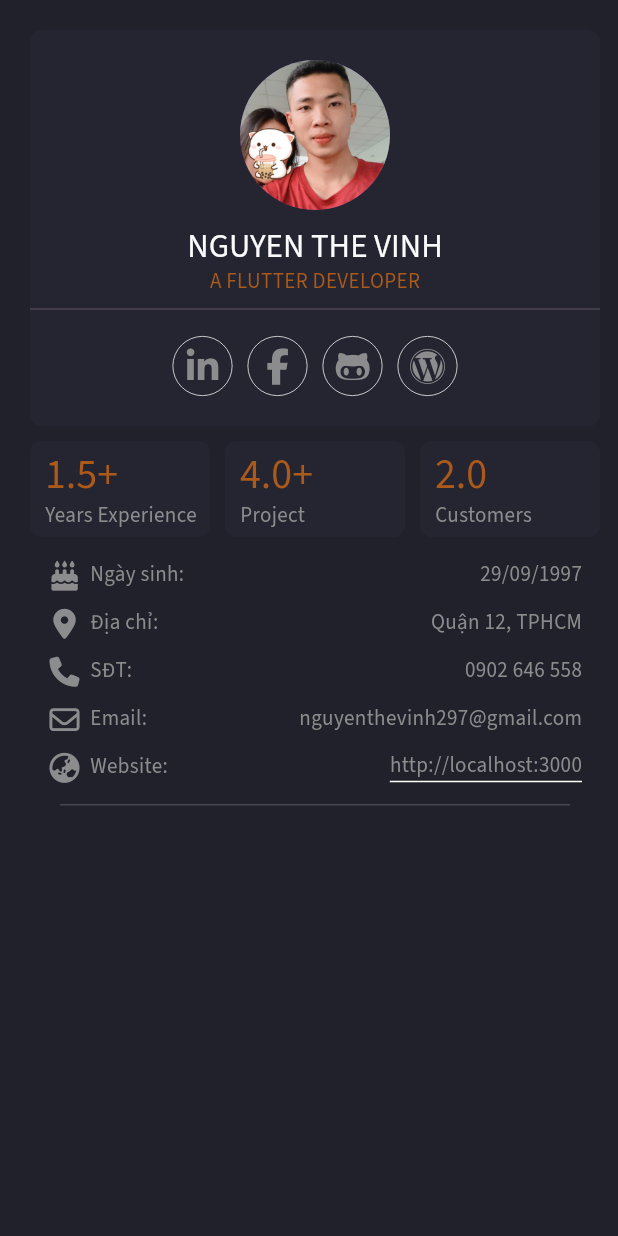
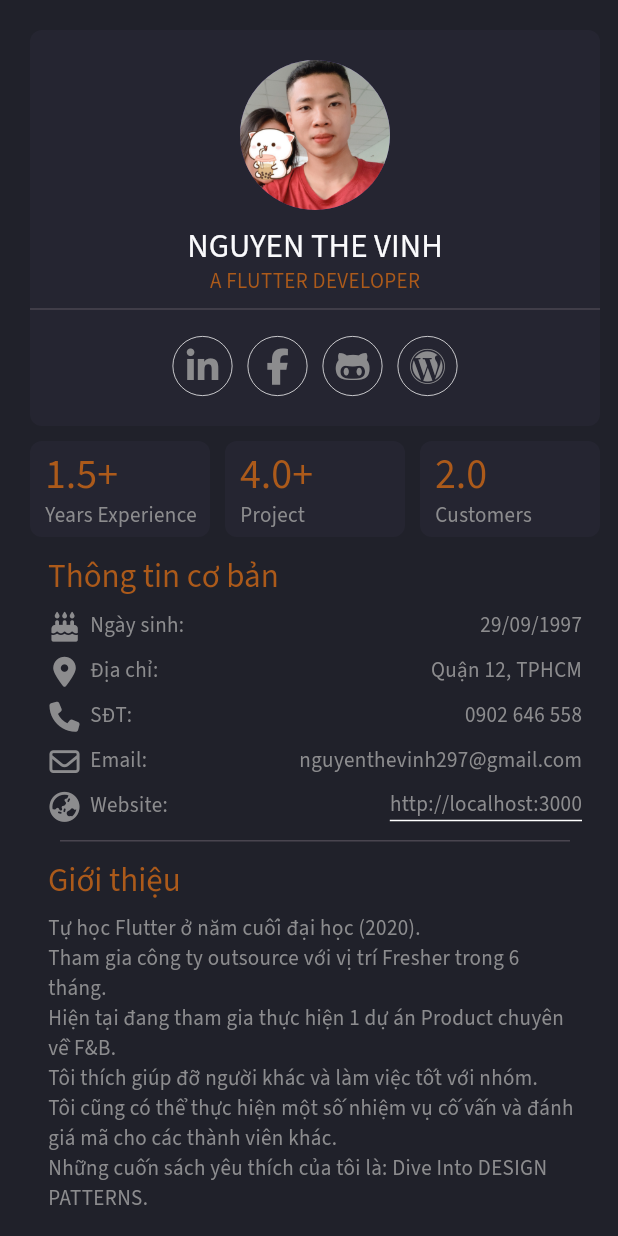
Before and after one commit to lovekid1997/my-cving, a Flutter app: the screen it shows after launch, after a tap on "CV", on a phone screen of 412 x 824 dp. Run offline on Flutter 3.47's test engine with Material 2 defaults, Android fonts, the phone set to English and light mode, and no system bars; our stand-ins replace animated_text_kit, dartz, equatable, flutter_riverpod, font_awesome_flutter, go_router and 6 more; accounts and stored records are empty; generated files the repository leaves out were written again; statements that could not run were skipped.

Commit message:
add sumarry

```diff
--- a/lib/app/config/constant.dart
+++ b/lib/app/config/constant.dart
@@ -1,5 +1,4 @@
 import 'package:flutter/material.dart';
-
 
 const kHeight2 = SizedBox(height: 2);
 const kHeight4 = SizedBox(height: 4);
@@ -13,6 +12,7 @@ const kWidth6 = SizedBox(width: 6);
 const kWidth10 = SizedBox(width: 10);
 const kWidth20 = SizedBox(width: 20);
 const k4 = 4.0;
+const k6 = 6.0;
 const k8 = 8.0;
 const k10 = 10.0;
 const k12 = 12.0;
--- a/lib/app/pages/cv/cv_page.dart
+++ b/lib/app/pages/cv/cv_page.dart
@@ -2,10 +2,10 @@ import 'package:flutter/material.dart';
 import 'package:go_router/go_router.dart';
 import 'package:my_cving/app/config/constant.dart';
 import 'package:my_cving/app/pages/cv/widgets/avatar_and_information.dart';
+import 'package:my_cving/app/pages/cv/widgets/download_cv_button.dart';
 import 'package:my_cving/app/pages/cv/widgets/experience_basic.dart';
 import 'package:my_cving/app/pages/cv/widgets/information_basic.dart';
-import 'package:my_cving/app/utils/extensions.dart';
-import 'package:my_cving/app/utils/theme.dart';
+import 'package:my_cving/app/pages/cv/widgets/summary.dart';
 import 'package:my_cving/app/widgets/divider.dart';
 
 class CvPage extends StatelessWidget {
@@ -31,16 +31,17 @@ class CvPage extends StatelessWidget {
                 AvatarAndInformation(),
                 kHeight10,
                 ExperienceBasic(),
-                Padding(
-                  padding: EdgeInsets.symmetric(vertical: k14),
-                  child: InformationBasic(),
-                ),
+                InformationBasic(),
                 DividerCommon(
                   indent: 20,
                   endIndent: 20,
                 ),
-
-                // SummaryWidget(),
+                SummaryWidget(),
+                DividerCommon(
+                  indent: 20,
+                  endIndent: 20,
+                ),
+                DownloadCvButton(),
               ],
             ),
           ),
@@ -57,30 +58,3 @@ class CvPage extends StatelessWidget {
     );
   }
 }
-
-class SummaryWidget extends StatelessWidget {
-  const SummaryWidget({super.key});
-
-  @override
-  Widget build(BuildContext context) {
-    return Container(
-      decoration: BoxDecoration(
-        color: cDarkBlue,
-        borderRadius: BorderRadius.circular(8),
-      ),
-      padding: const EdgeInsets.symmetric(vertical: 20),
-      child: Column(
-        children: [
-          Text('Tóm tắt', style: context.bodyText1.copyWith(color: cWhite)),
-          const Text('''
-Tự học Flutter ở năm cuối đại học (2020) để hoàn thành khóa luận.
-Tham gia 1 công ty outsource với vị trí Fresher Flutter Developer trong 6 tháng.
-Hiện tại đang tham gia thực hiện 1 dự án Product chuyên về F&B.
-Tôi thích giúp đỡ người khác và làm việc tốt với nhóm. Tôi cũng có thể thực hiện một số nhiệm vụ cố vấn và đánh giá mã cho các thành viên khác.
-Những cuốn sách yêu thích của tôi là: Dive Into DESIGN PATTERNS.
-              '''),
-        ],
-      ),
-    );
-  }
-}
--- /dev/null
+++ b/lib/app/pages/cv/widgets/download_cv_button.dart
@@ -0,0 +1,37 @@
+import 'package:flutter/material.dart';
+import 'package:font_awesome_flutter/font_awesome_flutter.dart';
+
+class DownloadCvButton extends StatelessWidget {
+  const DownloadCvButton({super.key});
+
+  @override
+  Widget build(BuildContext context) {
+    return Row(
+      children: [
+        Directionality(
+          textDirection: TextDirection.ltr,
+          child: ElevatedButton.icon(
+            onPressed: () {},
+            icon: const Icon(FontAwesomeIcons.download),
+            label: const Text(
+              'DOWNLOAD CV',
+            ),
+            style: ElevatedButton.styleFrom(
+              fixedSize: const Size(150, 42),
+              shape: RoundedRectangleBorder(
+                borderRadius: BorderRadius.circular(8),
+              ),
+              tapTargetSize: MaterialTapTargetSize.shrinkWrap,
+              visualDensity: const VisualDensity(
+                horizontal: 0,
+                vertical: 0,
+              ),
+              padding: EdgeInsets.zero,
+              alignment: Alignment.center,
+            ),
+          ),
+        ),
+      ],
+    );
+  }
+}
--- a/lib/app/pages/cv/widgets/information_basic.dart
+++ b/lib/app/pages/cv/widgets/information_basic.dart
@@ -14,27 +14,33 @@ class InformationBasic extends StatelessWidget {
   @override
   Widget build(BuildContext context) {
     return Padding(
-      padding: const EdgeInsets.symmetric(horizontal: k12),
+      padding: const EdgeInsets.all(k12),
       child: Column(
+        crossAxisAlignment: CrossAxisAlignment.start,
         children: [
+          Text(
+            'Thông tin cơ bản',
+            style: context.headline6.copyWith(color: cTextOrange),
+          ),
+          kHeight8,
           const _Item(
             content: '29/09/1997',
             icon: FontAwesomeIcons.cakeCandles,
             title: 'Ngày sinh',
           ),
-          kHeight10,
+          kHeight8,
           const _Item(
             content: 'Quận 12, TPHCM',
             icon: FontAwesomeIcons.locationDot,
             title: 'Địa chỉ',
           ),
-          kHeight10,
+          kHeight8,
           const _Item(
             content: '0902 646 558',
             icon: FontAwesomeIcons.phone,
             title: 'SĐT',
           ),
-          kHeight10,
+          kHeight8,
           _Item(
             content: 'nguyenthevinh297@gmail.com',
             icon: FontAwesomeIcons.envelope,
@@ -42,7 +48,7 @@ class InformationBasic extends StatelessWidget {
             title: 'Email',
             isMail: true,
           ),
-          kHeight10,
+          kHeight8,
           _Item(
             content: 'http://localhost:3000',
             icon: FontAwesomeIcons.earthAsia,
--- /dev/null
+++ b/lib/app/pages/cv/widgets/summary.dart
@@ -0,0 +1,64 @@
+import 'package:flutter/material.dart';
+import 'package:my_cving/app/config/constant.dart';
+import 'package:my_cving/app/utils/extensions.dart';
+import 'package:my_cving/app/utils/theme.dart';
+
+class SummaryWidget extends StatefulWidget {
+  const SummaryWidget({super.key});
+
+  @override
+  State<SummaryWidget> createState() => _SummaryWidgetState();
+}
+
+class _SummaryWidgetState extends State<SummaryWidget> {
+  TextStyle? _textStyle;
+
+  @override
+  Widget build(BuildContext context) {
+    return MouseRegion(
+      onEnter: (_) => onEnter(context),
+      onExit: onExit,
+      child: Padding(
+        padding: const EdgeInsets.all(k12),
+        child: Column(
+          crossAxisAlignment: CrossAxisAlignment.start,
+          children: [
+            Text(
+              'Giới thiệu',
+              style: context.headline6.copyWith(color: cTextOrange),
+            ),
+            kHeight8,
+            AnimatedDefaultTextStyle(
+              style: _textStyle ?? context.bodyText2,
+              duration: kDuration300ml,
+              child: const Text(
+                '''
+Tự học Flutter ở năm cuối đại học (2020).
+Tham gia công ty outsource với vị trí Fresher trong 6 tháng.
+Hiện tại đang tham gia thực hiện 1 dự án Product chuyên về F&B.
+Tôi thích giúp đỡ người khác và làm việc tốt với nhóm.
+Tôi cũng có thể thực hiện một số nhiệm vụ cố vấn và đánh giá mã cho các thành viên khác.
+Những cuốn sách yêu thích của tôi là: Dive Into DESIGN PATTERNS.
+                  ''',
+              ),
+            ),
+          ],
+        ),
+      ),
+    );
+  }
+
+  void onEnter(BuildContext context) {
+    setState(() {
+      _textStyle = context.bodyText2.copyWith(
+        color: cTextLightDark,
+      );
+    });
+  }
+
+  void onExit(_) {
+    setState(() {
+      _textStyle = null;
+    });
+  }
+}
```
